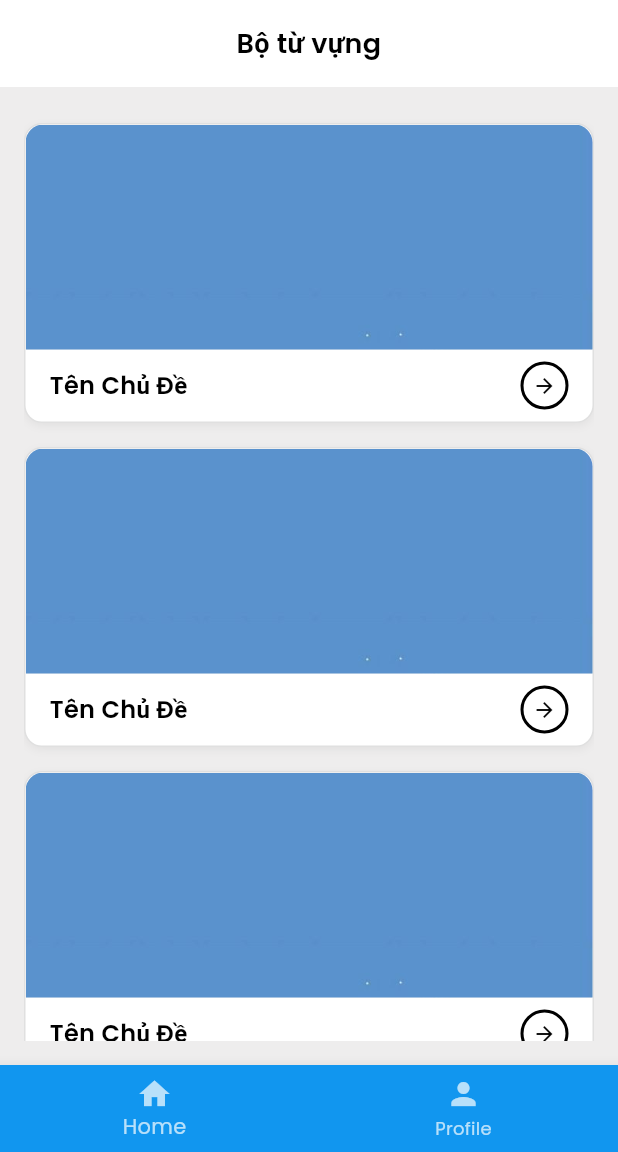
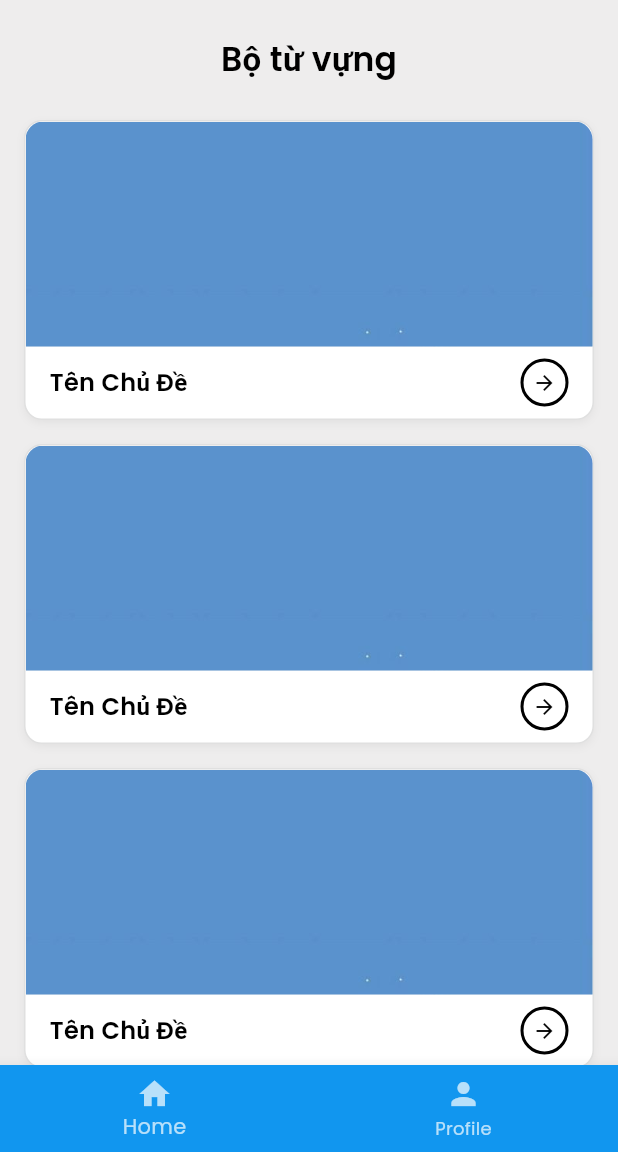
Before and after one commit to Nhom-LTTBDD/EnGoApp, a Flutter app: the VocabByTopicPage screen opened by its route, on a phone screen of 412 x 824 dp, the part 84-1236 px from its top. Run offline on Flutter 3.47's test engine with Material 3 defaults, Android fonts, the phone set to English and light mode, and no system bars; our stand-ins replace cloud_firestore, dartz, equatable, firebase_auth, firebase_core, flutter_svg and 3 more; accounts and stored records are empty; network calls fail.

Commit message:
menu for vocab page

```diff
--- a/lib/presentation/pages/vocabulary/vocab_by_topic_page.dart
+++ b/lib/presentation/pages/vocabulary/vocab_by_topic_page.dart
@@ -19,32 +19,32 @@ class VocabByTopicPage extends StatelessWidget {
         decoration: const BoxDecoration(color: kBackgroundColor),
         child: Column(
           children: [
-            // Subtitle section
-            Container(
-              width: double.infinity,
-              padding: const EdgeInsets.symmetric(
-                horizontal: spaceMd,
-                vertical: spaceMd,
-              ),
-              color: Colors.white,
-              child: const Text(
-                'Bộ từ vựng',
-                style: TextStyle(
-                  fontSize: 18,
-                  fontWeight: FontWeight.w600,
-                  color: kTextPrimary,
-                ),
-                textAlign: TextAlign.center,
-              ),
-            ),
             // List topics
             Expanded(
               child: Container(
                 color: kBackgroundColor,
-                padding: const EdgeInsets.all(spaceMd),
                 child: ListView(
+                  padding: EdgeInsets.zero,
                   children: [
-                    const SizedBox(height: spaceSm),
+                    // Subtitle section - sẽ scroll cùng list
+                    Container(
+                      width: double.infinity,
+                      height: 80,
+                      alignment: Alignment.center,
+                      child: const Text(
+                        'Bộ từ vựng',
+                        style: TextStyle(
+                          fontSize: 22,
+                          fontWeight: FontWeight.w600,
+                          color: kTextPrimary,
+                        ),
+                      ),
+                    ),
+                    // Cards trong padding container
+                    Padding(
+                      padding: const EdgeInsets.symmetric(horizontal: spaceMd),
+                      child: Column(
+                        children: [
                           TopicCard(
                             title: 'Tên Chủ Đề',
                             imageAsset:
@@ -57,7 +57,8 @@ class VocabByTopicPage extends StatelessWidget {
                           const SizedBox(height: spaceMd),
                           TopicCard(
                             title: 'Tên Chủ Đề',
-                      imageAsset: kBackgroundJpg, // Tạm thời dùng ảnh eagle
+                            imageAsset:
+                                kBackgroundJpg, // Tạm thời dùng ảnh eagle
                             onTap: () {
                               // TODO: Navigate to topic detail
                               print('Navigate to topic detail');
@@ -66,7 +67,8 @@ class VocabByTopicPage extends StatelessWidget {
                           const SizedBox(height: spaceMd),
                           TopicCard(
                             title: 'Tên Chủ Đề',
-                      imageAsset: kBackgroundJpg, // Tạm thời dùng ảnh swift
+                            imageAsset:
+                                kBackgroundJpg, // Tạm thời dùng ảnh swift
                             onTap: () {
                               // TODO: Navigate to topic detail
                               print('Navigate to topic detail');
@@ -85,11 +87,16 @@ class VocabByTopicPage extends StatelessWidget {
                           const SizedBox(height: spaceMd),
                           TopicCard(
                             title: 'Tên Chủ Đề',
-                      imageAsset: kBackgroundJpg, // Tạm thời dùng ảnh eagle
+                            imageAsset:
+                                kBackgroundJpg, // Tạm thời dùng ảnh eagle
                             onTap: () {
                               // TODO: Navigate to topic detail
                               print('Navigate to topic detail');
                             },
+                          ),
+                          const SizedBox(height: spaceMd), // Padding bottom
+                        ],
+                      ),
                     ),
                   ],
                 ),
```
Also changed, not shown: lib/presentation/pages/vocabulary/vocab_menu_page.dart (added). Lines whose indentation alone changed are shown as unchanged.
